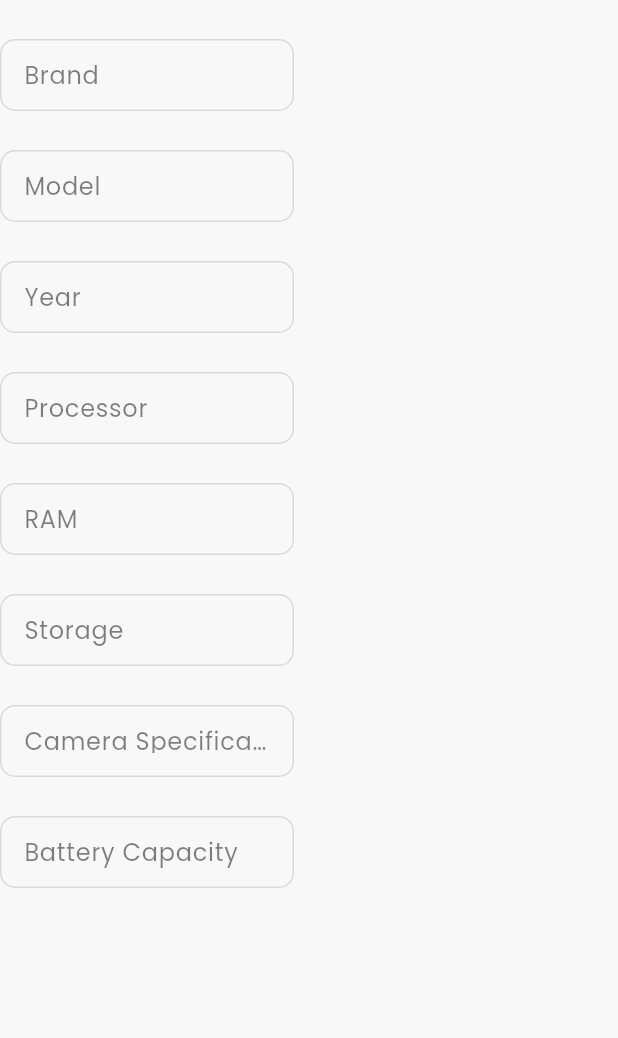
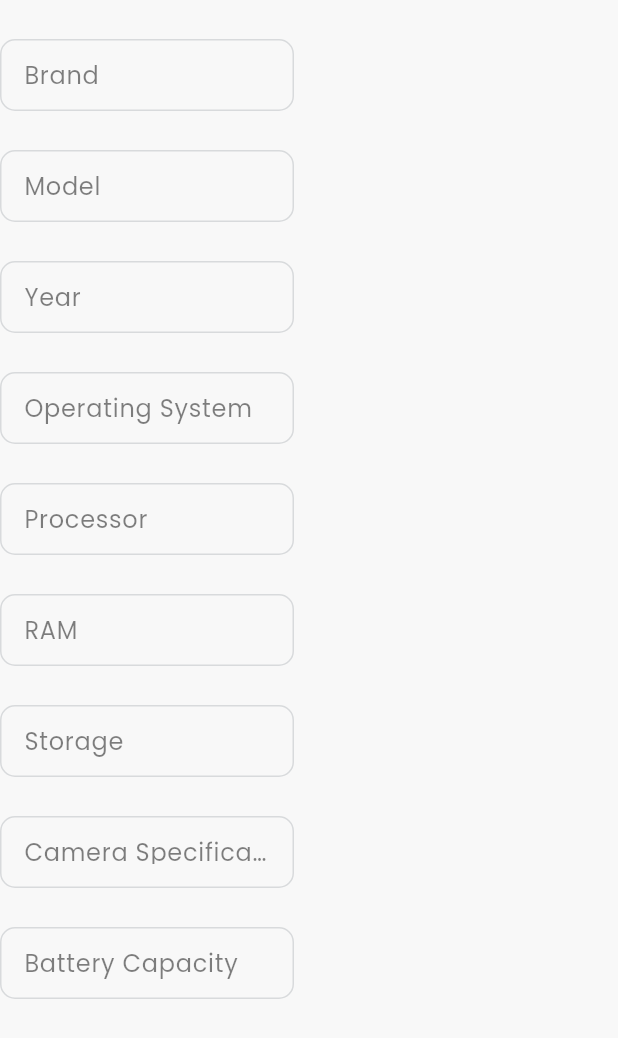
Before and after one commit to gurhanadiguzel/Cengden-Web-App, a Flutter app: the PhoneFieldsWidget widget shown alone on an empty page, opened directly with empty values, on a phone screen of 412 x 824 dp. Shown: the top 1038 px of the screen. Run offline on Flutter 3.47's test engine with Material 3 defaults, Android fonts, the phone set to English and light mode, and no system bars; our stand-ins replace dio, flutter_clean_architecture; accounts and stored records are empty; network calls fail.

Commit message:
minor fixes.

```diff
--- a/lib/src/app/widgets/item_fields_update_widgets.dart
+++ b/lib/src/app/widgets/item_fields_update_widgets.dart
@@ -162,6 +162,15 @@ class PhoneFieldsWidget extends StatelessWidget {
             controller.setYear(value);
           },
           initialValue: phone != null ? phone!.year : '',
+        ),
+        CengdenTextField(
+          size: size,
+          title: "",
+          hintText: "Operating System",
+          isObscure: false,
+          onChanged: (String value) {
+            controller.setOperatingSystem(value);
+          },
         ),
         CengdenTextField(
           size: size,
```
Also changed, not shown: 3 other files.
